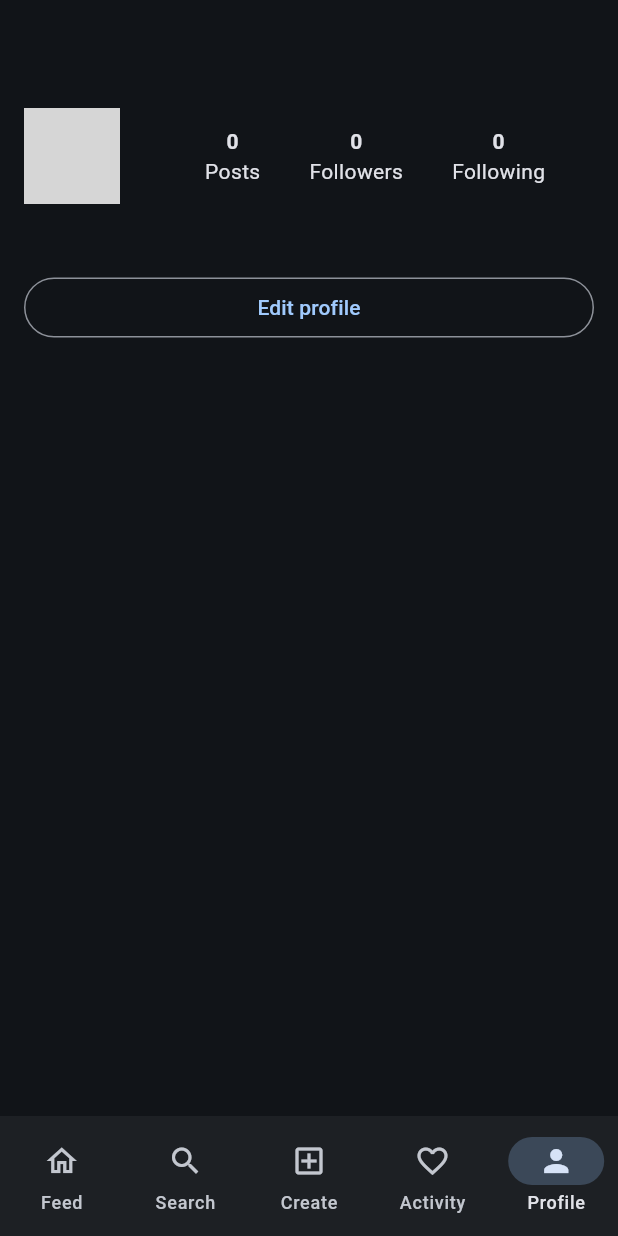
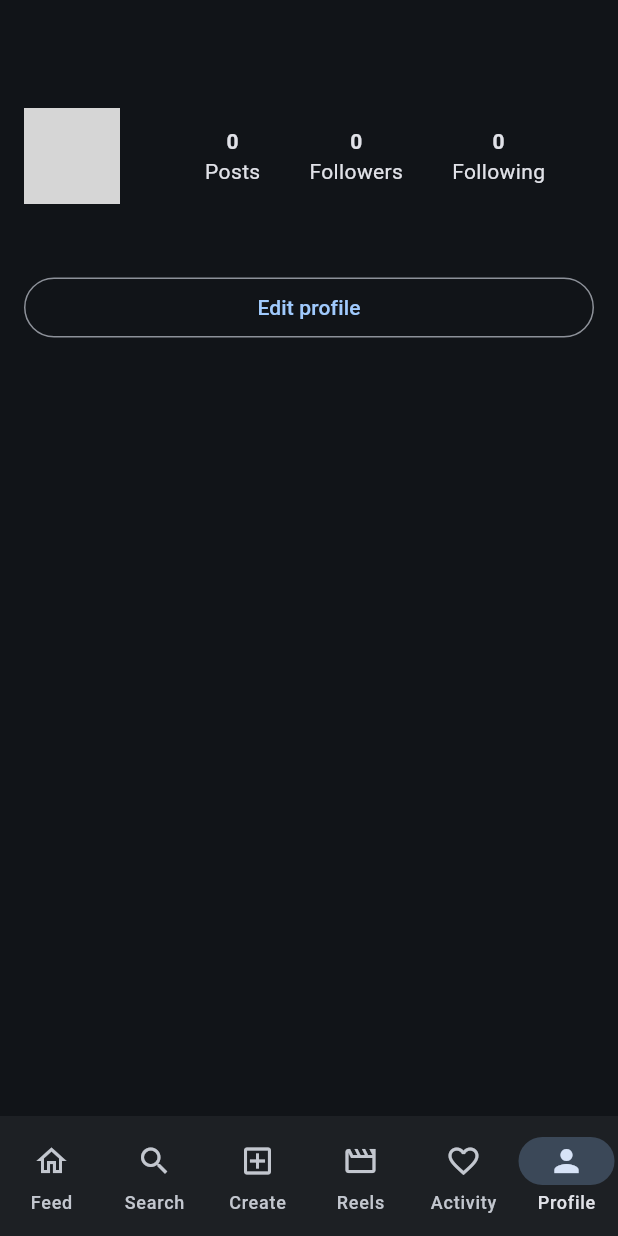
Before and after one commit to YofarDev/flutter_instagram_clone, a Flutter app: the ProfileScreen screen opened by its route, on a phone screen of 412 x 824 dp. Run offline on Flutter 3.47's test engine with Material 3 defaults, Android fonts, the phone set to English and light mode, and no system bars; our stand-ins replace cloud_firestore, firebase_auth, firebase_core, firebase_storage, flutter_bloc, fpdart and 5 more; accounts and stored records are empty; generated files the repository leaves out were written again; network calls fail; grey boxes are pictures that could not be loaded.

Commit message:
feat(reels): reels tab, create route, di, strings

```diff
--- a/lib/core/router/app_router.dart
+++ b/lib/core/router/app_router.dart
@@ -17,6 +17,8 @@ import '../../features/notifications/presentation/bloc/notifications_cubit.dart'
 import '../../features/notifications/presentation/bloc/notifications_state.dart';
 import '../../features/notifications/presentation/screens/activity_screen.dart';
 import '../../features/notifications/presentation/widgets/badge_icon.dart';
+import '../../features/reels/presentation/bloc/create_reel_cubit.dart';
+import '../../features/reels/presentation/bloc/reels_cubit.dart';
 import '../models/app_user.dart';
 import '../models/post.dart';
 import '../../features/feed/presentation/bloc/create_post_cubit.dart';
@@ -55,6 +57,8 @@ class AppRouter {
   static final GlobalKey<NavigatorState> _searchNavigatorKey =
       GlobalKey<NavigatorState>();
   static final GlobalKey<NavigatorState> _createNavigatorKey =
+      GlobalKey<NavigatorState>();
+  static final GlobalKey<NavigatorState> _reelsNavigatorKey =
       GlobalKey<NavigatorState>();
   static final GlobalKey<NavigatorState> _activityNavigatorKey =
       GlobalKey<NavigatorState>();
@@ -124,6 +128,11 @@ class AppRouter {
                           icon: Icon(Icons.add_box_outlined),
                           selectedIcon: Icon(Icons.add_box),
                           label: 'Create',
+                        ),
+                        const NavigationDestination(
+                          icon: Icon(Icons.movie_outlined),
+                          selectedIcon: Icon(Icons.movie),
+                          label: 'Reels',
                         ),
                         NavigationDestination(
                           icon: BadgeIcon(
@@ -210,6 +219,22 @@ class AppRouter {
                       create: (_) => getIt<CreatePostCubit>(),
                       child: const CreatePostScreen(),
                     ),
+              ),
+            ],
+          ),
+          StatefulShellBranch(
+            navigatorKey: _reelsNavigatorKey,
+            routes: <RouteBase>[
+              GoRoute(
+                path: Routes.reels,
+                name: 'Reels',
+                builder: (BuildContext context, GoRouterState state) =>
+                    BlocProvider<ReelsCubit>(
+                  create: (_) => getIt<ReelsCubit>(),
+                  child: const Scaffold(
+                    body: Center(child: Text('Reels placeholder')),
+                  ), // TODO(phase7-task-5): replace with ReelsScreen
+                ),
               ),
             ],
           ),
@@ -334,6 +359,18 @@ class AppRouter {
         },
       ),
       GoRoute(
+        path: Routes.createReel,
+        name: 'CreateReel',
+        parentNavigatorKey: rootNavigatorKey,
+        builder: (BuildContext context, GoRouterState state) =>
+            BlocProvider<CreateReelCubit>(
+          create: (_) => getIt<CreateReelCubit>(),
+          child: const Scaffold(
+            body: Center(child: Text('Create reel placeholder')),
+          ), // TODO(phase7-task-5): replace with CreateReelScreen
+        ),
+      ),
+      GoRoute(
         path: Routes.createStory,
         name: 'CreateStory',
         parentNavigatorKey: rootNavigatorKey,
--- a/lib/core/router/route_constants.dart
+++ b/lib/core/router/route_constants.dart
@@ -16,6 +16,8 @@ abstract final class Routes {
   static const String search = '/search';
   static const String activity = '/activity';
   static const String hashtag = '/hashtag/:tag';
+  static const String reels = '/reels';
+  static const String createReel = '/create-reel';
 
   static String userPath(String uid) => user.replaceFirst(':uid', uid);
   static String userFollowersPath(String uid) =>
```
Also changed, not shown: lib/core/di/service_locator.dart (+8 -0 lines), lib/core/l10n/app_localizations_en.arb (+7 -1 lines), lib/core/l10n/app_localizations_fr.arb (+7 -1 lines), lib/features/reels/presentation/bloc/create_reel_cubit.dart (added, +44 -0 lines), lib/features/reels/presentation/bloc/create_reel_state.dart (added, +14 -0 lines), lib/features/reels/presentation/bloc/create_reel_state.freezed.dart (added).
